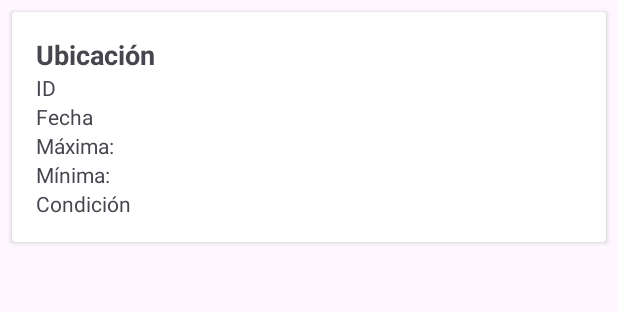
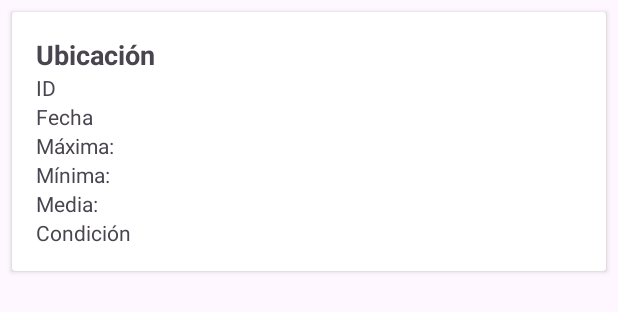
Before and after one commit to FabricioEstrada/IOT_LAB4_20210795, an Android app: the layout item_forecast.xml on its own in the app's theme, with its tools: preview values and no code run, on a phone screen of 412 x 824 dp. Shown: the top 312 px of the screen. Run offline under Robolectric (Android 15) with nearby library versions, the phone set to English and light mode, and no system bars.

Commit message:
fragment2

```diff
--- a/IOT_LAB4_20210795_v2/app/src/main/java/com/example/iot_lab4_20210795_v2/Location/Location.java
+++ b/IOT_LAB4_20210795_v2/app/src/main/java/com/example/iot_lab4_20210795_v2/Location/Location.java
@@ -26,4 +26,6 @@ public class Location {
     public double getLat() { return lat; }
     public double getLon() { return lon; }
     public String getUrl() { return url; }
+
+    public void setId(int id) { this.id = id; }
 }
--- a/IOT_LAB4_20210795_v2/app/src/main/java/com/example/iot_lab4_20210795_v2/weather_api/WeatherApiService.java
+++ b/IOT_LAB4_20210795_v2/app/src/main/java/com/example/iot_lab4_20210795_v2/weather_api/WeatherApiService.java
@@ -20,7 +20,7 @@ public interface WeatherApiService {
     @GET("forecast.json")
     Call<ForecastResponse> getForecast(
             @Query("key") String apiKey,
-            @Query("q") String location,
+            @Query("q") String idlocation,
             @Query("days") int days
     );
 
--- a/IOT_LAB4_20210795_v2/app/src/main/java/com/example/iot_lab4_20210795_v2/weather_api/WeatherForecastApi.java
+++ b/IOT_LAB4_20210795_v2/app/src/main/java/com/example/iot_lab4_20210795_v2/weather_api/WeatherForecastApi.java
@@ -24,7 +24,8 @@ public class WeatherForecastApi {
 
     // Método para obtener el pronóstico de clima
     public void getForecast(String locationId, int days, final ForecastCallback callback) {
-        Call<ForecastResponse> call = weatherApiService.getForecast("ec24b1c6dd8a4d528c1205500250305", locationId, days);
+        String locationWithPrefix = "id:" + locationId;  // Concatenar 'id:' al idLocation
+        Call<ForecastResponse> call = weatherApiService.getForecast("ec24b1c6dd8a4d528c1205500250305", locationWithPrefix, days);
 
         Log.i("WeatherForecastApi", "Realizando solicitud a la API para el pronóstico de la ubicación: " + locationId);
 
@@ -33,6 +34,7 @@ public class WeatherForecastApi {
             public void onResponse(Call<ForecastResponse> call, Response<ForecastResponse> response) {
                 if (response.isSuccessful() && response.body() != null) {
                     Log.i("WeatherForecastApi", "Respuesta exitosa. Datos del pronóstico obtenidos.");
+                    response.body().getLocation().setId(Integer.parseInt(locationId));
                     callback.onSuccess(response.body());
                 } else {
                     Log.e("WeatherForecastApi", "Error en la respuesta: " + response.code());
--- a/IOT_LAB4_20210795_v2/app/src/main/res/layout/item_forecast.xml
+++ b/IOT_LAB4_20210795_v2/app/src/main/res/layout/item_forecast.xml
@@ -47,6 +47,12 @@
             android:layout_height="wrap_content"
             android:text="Mínima: " />
 
+        <TextView
+            android:id="@+id/tvAveTemp"
+            android:layout_width="wrap_content"
+            android:layout_height="wrap_content"
+            android:text="Media: " />
+
         <!-- Condición climática -->
         <TextView
             android:id="@+id/tvCondition"
--- a/IOT_LAB4_20210795_v2/app/src/main/res/navigation/nav_graph.xml
+++ b/IOT_LAB4_20210795_v2/app/src/main/res/navigation/nav_graph.xml
@@ -10,7 +10,11 @@
         android:name="com.example.iot_lab4_20210795_v2.fragments.LocationFragment"
         android:label="fragment_location"
         tools:layout="@layout/fragment_location"
-        />
+        >
+        <action
+            android:id="@+id/action_locationFragment_to_forecastFragment"
+            app:destination="@id/forecastFragment" />
+    </fragment>
     <fragment
         android:id="@+id/forecastFragment"
         android:name="com.example.iot_lab4_20210795_v2.fragments.ForecastFragment"
```
Also changed, not shown: IOT_LAB4_20210795_v2/app/src/main/java/com/example/iot_lab4_20210795_v2/Day.java (+9 -0 lines), IOT_LAB4_20210795_v2/app/src/main/java/com/example/iot_lab4_20210795_v2/ForecastAdapter.java (+6 -4 lines), IOT_LAB4_20210795_v2/app/src/main/java/com/example/iot_lab4_20210795_v2/fragments/LocationFragment.java (+7 -10 lines).
